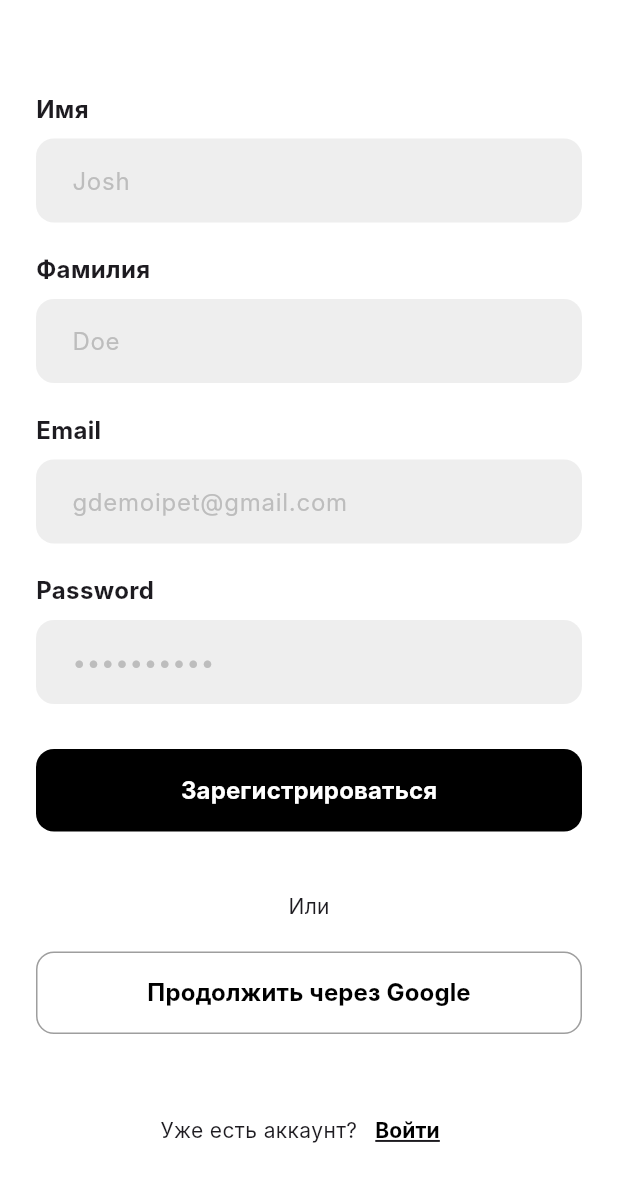
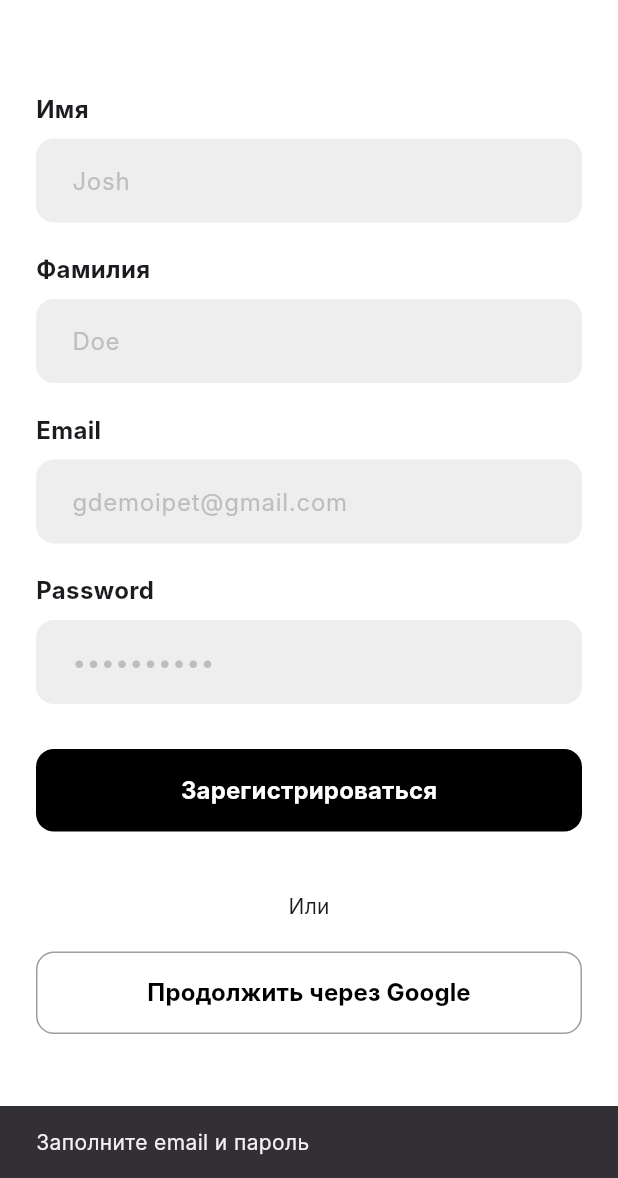
Before and after one commit to nurlan2209/enlik_oddsly, a Flutter app: the RegisterScreen screen opened directly, after a tap on "Зарегистрироваться", on a phone screen of 412 x 824 dp, the part 58-1236 px from its top. Run offline on Flutter 3.47's test engine with Material 3 defaults, Android fonts, the phone set to English and light mode, and no system bars; our stand-ins replace firebase_core, shared_preferences; accounts and stored records are empty; Roboto replaces fonts that are missing (Inter); statements that could not run were skipped.

```diff
--- a/oddsly/lib/screens/register_screen.dart
+++ b/oddsly/lib/screens/register_screen.dart
@@ -1,15 +1,86 @@
 import 'package:flutter/material.dart';
+import 'package:oddsly/screens/main_screen.dart';
+import 'package:oddsly/services/api_service.dart';
 import 'package:oddsly/widgets/custom_button.dart';
 import 'package:oddsly/widgets/custom_text_field.dart';
 
-class RegisterScreen extends StatelessWidget {
+class RegisterScreen extends StatefulWidget {
   const RegisterScreen({super.key});
+
+  @override
+  State<RegisterScreen> createState() => _RegisterScreenState();
+}
+
+class _RegisterScreenState extends State<RegisterScreen> {
+  final TextEditingController _nameController = TextEditingController();
+  final TextEditingController _surnameController = TextEditingController();
+  final TextEditingController _emailController = TextEditingController();
+  final TextEditingController _passwordController = TextEditingController();
+  final ApiService _apiService = ApiService();
+  bool _isLoading = false;
+
+  @override
+  void dispose() {
+    _nameController.dispose();
+    _surnameController.dispose();
+    _emailController.dispose();
+    _passwordController.dispose();
+    super.dispose();
+  }
+
+  void _handleRegister() async {
+    // Валидация
+    if (_emailController.text.isEmpty || _passwordController.text.isEmpty) {
+      ScaffoldMessenger.of(
+        context,
+      ).showSnackBar(const SnackBar(content: Text('Заполните email и пароль')));
+      return;
+    }
+
+    setState(() {
+      _isLoading = true;
+    });
+
+    final result = await _apiService.register(
+      _emailController.text.trim(),
+      _passwordController.text,
+    );
+
+    if (!mounted) return;
+
+    setState(() {
+      _isLoading = false;
+    });
+
+    if (result.containsKey('token')) {
+      // Если регистрация возвращает токен, сохраняем и переходим на главный экран
+      await _apiService.saveToken(result['token']);
+      if (!mounted) return;
+
+      Navigator.of(context).pushReplacement(
+        MaterialPageRoute(builder: (context) => const MainScreen()),
+      );
+    } else if (result['message']?.contains('success') == true ||
+        result['message']?.contains('успешно') == true) {
+      // Если регистрация успешна, но токена нет - переходим на логин
+      ScaffoldMessenger.of(context).showSnackBar(
+        const SnackBar(content: Text('Регистрация успешна! Войдите в аккаунт')),
+      );
+      Navigator.of(context).pop();
+    } else {
+      // Показываем ошибку
+      ScaffoldMessenger.of(context).hideCurrentSnackBar();
+      ScaffoldMessenger.of(
+        context,
+      ).showSnackBar(SnackBar(content: Text('Ошибка: ${result['message']}')));
+    }
+  }
 
   @override
   Widget build(BuildContext context) {
     return Scaffold(
       appBar: AppBar(
-        title: const Text('ВХОД'), // По дизайну здесь "ВХОД"
+        title: const Text('ВХОД'),
         centerTitle: true,
         leading: IconButton(
           icon: const Icon(Icons.arrow_back_ios),
@@ -21,28 +92,47 @@ class RegisterScreen extends StatelessWidget {
         child: Column(
           children: [
             const SizedBox(height: 20),
-            const CustomTextField(label: 'Имя', hint: 'Josh'),
+            CustomTextField(
+              label: 'Имя',
+              hint: 'Josh',
+              controller: _nameController,
+            ),
             const SizedBox(height: 20),
-            const CustomTextField(label: 'Фамилия', hint: 'Doe'),
+            CustomTextField(
+              label: 'Фамилия',
+              hint: 'Doe',
+              controller: _surnameController,
+            ),
             const SizedBox(height: 20),
-            const CustomTextField(label: 'Email', hint: 'gdemoipet@gmail.com'),
+            CustomTextField(
+              label: 'Email',
+              hint: 'gdemoipet@gmail.com',
+              controller: _emailController,
+            ),
             const SizedBox(height: 20),
-            const CustomTextField(
+            CustomTextField(
               label: 'Password',
               hint: '••••••••••',
               isPassword: true,
+              controller: _passwordController,
             ),
             const SizedBox(height: 30),
-            CustomButton(text: 'Зарегистрироваться', onPressed: () {}),
+            CustomButton(
+              text: _isLoading ? 'Регистрация...' : 'Зарегистрироваться',
+              onPressed: _isLoading ? () {} : _handleRegister,
+            ),
             const SizedBox(height: 40),
             const Text('Или'),
             const SizedBox(height: 20),
             CustomButton(
               text: 'Продолжить через Google',
-              onPressed: () {},
+              onPressed: () {
+                // TODO: Реализовать Google Sign-In
+                ScaffoldMessenger.of(context).showSnackBar(
+                  const SnackBar(content: Text('Функция в разработке')),
+                );
+              },
               isPrimary: false,
-              // Вам нужно будет добавить иконку Google в assets
-              // icon: Image.asset('assets/images/google_icon.png', height: 24),
             ),
             const SizedBox(height: 40),
             Row(
@@ -50,7 +140,9 @@ class RegisterScreen extends StatelessWidget {
               children: [
                 const Text('Уже есть аккаунт?'),
                 TextButton(
-                  onPressed: () {},
+                  onPressed: () {
+                    Navigator.of(context).pop();
+                  },
                   child: const Text(
                     'Войти',
                     style: TextStyle(
--- a/oddsly/lib/widgets/custom_text_field.dart
+++ b/oddsly/lib/widgets/custom_text_field.dart
@@ -4,12 +4,16 @@ class CustomTextField extends StatelessWidget {
   final String label;
   final bool isPassword;
   final String hint;
+  final TextEditingController? controller;
+  final TextInputType? keyboardType;
 
   const CustomTextField({
     super.key,
+    this.controller,
     required this.label,
     this.isPassword = false,
     required this.hint,
+    this.keyboardType,
   });
 
   @override
@@ -23,7 +27,9 @@ class CustomTextField extends StatelessWidget {
         ),
         const SizedBox(height: 8),
         TextField(
+          controller: controller, // ✅ ВАЖНО: подключаем контроллер
           obscureText: isPassword,
+          keyboardType: keyboardType,
           decoration: InputDecoration(
             hintText: hint,
             hintStyle: TextStyle(color: Colors.grey.shade400),
```
Also changed, not shown: oddsly/lib/main.dart (+7 -4 lines), oddsly/lib/screens/login_screen.dart (+28 -3 lines).
